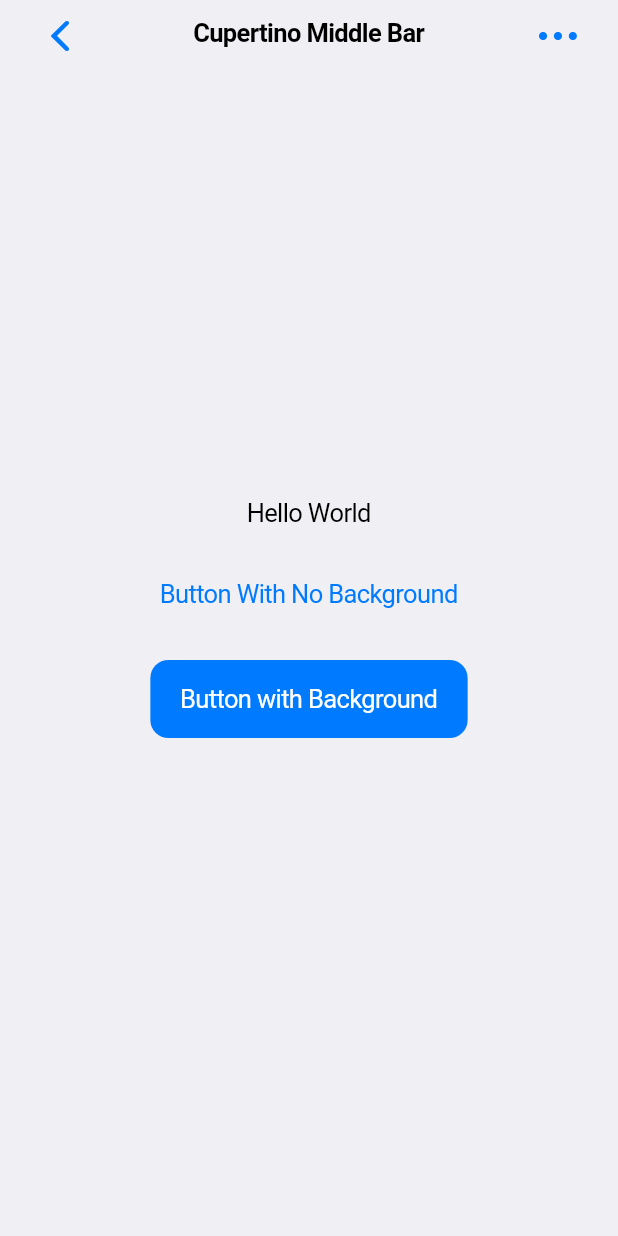
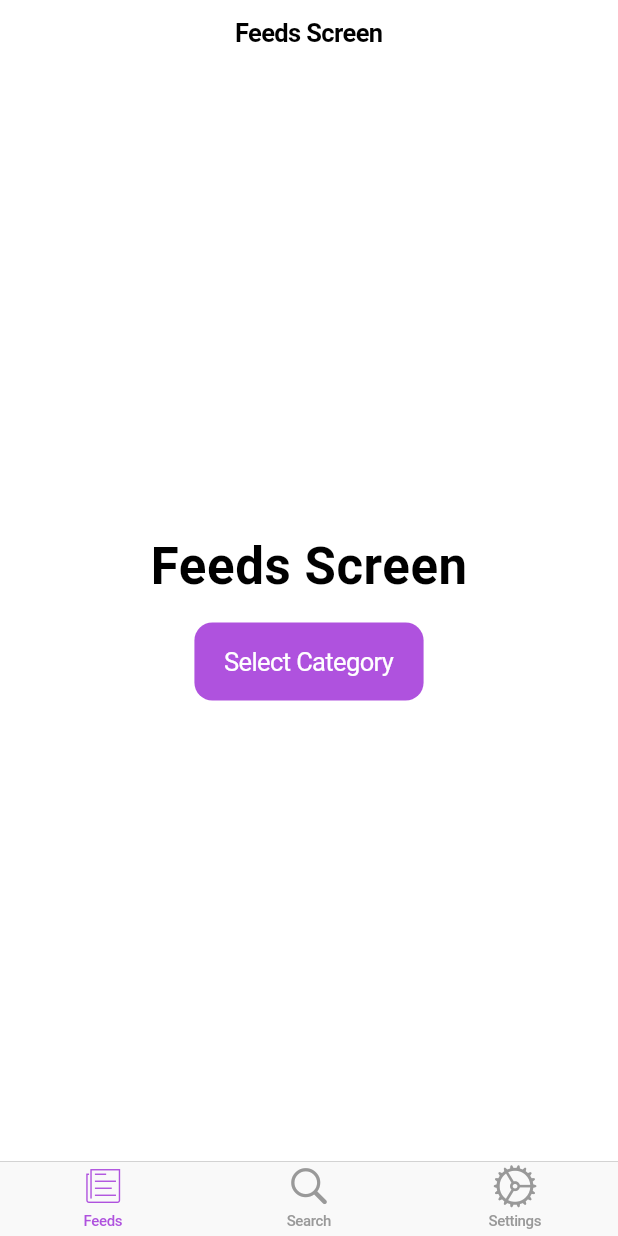
Before and after one commit to DaffaAzka/flutter-fundamentals, a Flutter app: the screen it shows after launch, on a phone screen of 412 x 824 dp. Run offline on Flutter 3.47's test engine with Material 3 defaults, Android fonts, the phone set to English and light mode, and no system bars; project files that could hold a hidden picture were left out.

Commit message:
exam: carputino app

```diff
--- /dev/null
+++ b/carputino/lib/app_route.dart
@@ -0,0 +1,7 @@
+enum AppRoute {
+  home("/"),
+  category("category");
+
+  const AppRoute(this.name);
+  final String name;
+}
--- a/carputino/lib/main.dart
+++ b/carputino/lib/main.dart
@@ -1,6 +1,8 @@
-import 'package:carputino/screens/home.dart';
+import 'package:carputino/app_route.dart';
+import 'package:carputino/screens/category_screen.dart';
+import 'package:carputino/screens/home_screen.dart';
+import 'package:carputino/screens/setting_screen.dart';
 import 'package:flutter/cupertino.dart';
-import 'package:flutter/material.dart';
 
 void main() {
   runApp(const MyApp());
@@ -13,9 +15,18 @@
   @override
   Widget build(BuildContext context) {
     return CupertinoApp(
-      title: 'Flutter Demo',
-      theme: CupertinoThemeData(),
-      home: HomeScreen(),
+      title: 'Cupertino App',
+      theme: CupertinoThemeData(
+        primaryColor: CupertinoColors.systemPurple,
+        brightness: Brightness.light,
+      ),
+      initialRoute: AppRoute.home.name,
+      routes: {
+        AppRoute.home.name: (context) => HomeScreen(),
+        AppRoute.category.name: (context) => CategoryScreen(
+          selectedCatgory: ModalRoute.of(context)?.settings.arguments as String,
+        ),
+      },
     );
   }
 }
--- /dev/null
+++ b/carputino/lib/screens/feeds_screen.dart
@@ -0,0 +1,79 @@
+import 'package:carputino/app_route.dart';
+import 'package:flutter/cupertino.dart';
+import 'package:flutter/material.dart';
+
+class FeedsScreen extends StatelessWidget {
+  const FeedsScreen({super.key});
+
+  @override
+  Widget build(BuildContext context) {
+    return CupertinoPageScaffold(
+      navigationBar: CupertinoNavigationBar(middle: Text("Feeds Screen")),
+      child: Center(
+        child: Column(
+          mainAxisAlignment: MainAxisAlignment.center,
+          crossAxisAlignment: CrossAxisAlignment.center,
+          spacing: 18,
+          children: [
+            Text(
+              "Feeds Screen",
+              style: CupertinoTheme.of(
+                context,
+              ).textTheme.navLargeTitleTextStyle,
+            ),
+
+            CupertinoButton.filled(
+              child: Text("Select Category"),
+              onPressed: () {
+                _openDialog(context);
+              },
+            ),
+          ],
+        ),
+      ),
+    );
+  }
+
+  void _openDialog(BuildContext context) {
+    showCupertinoModalPopup(
+      context: context,
+      builder: (context) {
+        return CupertinoActionSheet(
+          title: Text("Select Category"),
+          actions: [
+            CupertinoActionSheetAction(
+              child: const Text('Technology'),
+              onPressed: () {
+                Navigator.pushNamed(
+                  context,
+                  AppRoute.category.name,
+                  arguments: 'Technology',
+                );
+              },
+            ),
+            CupertinoActionSheetAction(
+              child: const Text('Sport'),
+              onPressed: () {
+                Navigator.pushNamed(
+                  context,
+                  AppRoute.category.name,
+                  arguments: 'Sport',
+                );
+              },
+            ),
+            CupertinoActionSheetAction(
+              child: const Text('Bussiness'),
+              onPressed: () {
+                Navigator.pushNamed(
+                  context,
+                  AppRoute.category.name,
+                  arguments: 'Bussiness',
+                );
+              },
+            ),
+          ],
+        );
+      },
+    );
+  }
+}
--- a/carputino/lib/screens/home.dart
+++ /dev/null
@@ -1,44 +0,0 @@
-import 'package:flutter/cupertino.dart';
-import 'package:flutter/material.dart';
-
-class HomeScreen extends StatelessWidget {
-  const HomeScreen({super.key});
-
-  @override
-  Widget build(BuildContext context) {
-    return CupertinoPageScaffold(
-      backgroundColor: CupertinoColors.extraLightBackgroundGray,
-      navigationBar: CupertinoNavigationBar(
-        middle: Text(
-          "Cupertino Middle Bar",
-          style: TextStyle(color: CupertinoColors.black),
-        ),
-        leading: IconButton(
-          onPressed: () {},
-          icon: const Icon(CupertinoIcons.back),
-        ),
-        trailing: IconButton(
-          onPressed: () {},
-          icon: const Icon(CupertinoIcons.ellipsis),
-        ),
-      ),
-      child: Center(
-        child: Column(
-          mainAxisAlignment: MainAxisAlignment.center,
-          spacing: 18,
-          children: [
-            Text("Hello World", style: TextStyle(color: CupertinoColors.black)),
-            CupertinoButton(
-              child: Text("Button With No Background"),
-              onPressed: () {},
-            ),
-            CupertinoButton.filled(
-              child: Text("Button with Background"),
-              onPressed: () {},
-            ),
-          ],
-        ),
-      ),
-    );
-  }
-}
--- /dev/null
+++ b/carputino/lib/screens/home_screen.dart
@@ -0,0 +1,38 @@
+import 'package:carputino/screens/feeds_screen.dart';
+import 'package:carputino/screens/search_screen.dart';
+import 'package:carputino/screens/setting_screen.dart';
+import 'package:flutter/cupertino.dart';
+import 'package:flutter/material.dart';
+
+class HomeScreen extends StatelessWidget {
+  const HomeScreen({super.key});
+
+  @override
+  Widget build(BuildContext context) {
+    return CupertinoTabScaffold(
+      tabBar: CupertinoTabBar(
+        items: const [
+          BottomNavigationBarItem(
+            icon: Icon(CupertinoIcons.news),
+            label: 'Feeds',
+          ),
+          BottomNavigationBarItem(
+            icon: Icon(CupertinoIcons.search),
+            label: 'Search',
+          ),
+          BottomNavigationBarItem(
+            icon: Icon(CupertinoIcons.settings),
+            label: 'Settings',
+          ),
+        ],
+      ),
+      tabBuilder: (context, index) {
+        return switch (index) {
+          1 => SearchScreen(),
+          2 => SettingScreen(),
+          _ => FeedsScreen(),
+        };
+      },
+    );
+  }
+}
```
Also changed, not shown: carputino/lib/screens/category_screen.dart (added, +22 -0 lines), carputino/lib/screens/search_screen.dart (added, +19 -0 lines), carputino/lib/screens/setting_screen.dart (added, +18 -0 lines).
